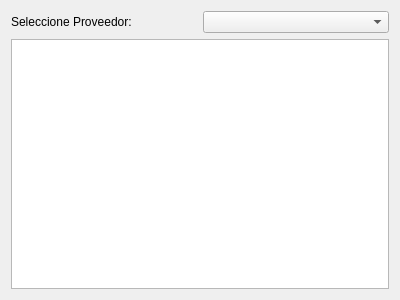
Old version of the form plugins/informes/compras/formresumencomprasproveedor.ui in the repository tranfuga25s/gestotux.
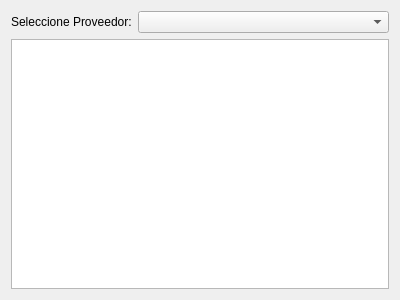
New version of the form. Custom widgets are drawn as their Qt base class.

Patch:
```diff
--- a/plugins/informes/compras/formresumencomprasproveedor.ui
+++ b/plugins/informes/compras/formresumencomprasproveedor.ui
@@ -24,7 +24,14 @@
       </widget>
      </item>
      <item>
-      <widget class="ECBProveedor" name="CBProveedor"/>
+      <widget class="ECBProveedor" name="CBProveedor">
+       <property name="sizePolicy">
+        <sizepolicy hsizetype="MinimumExpanding" vsizetype="Fixed">
+         <horstretch>0</horstretch>
+         <verstretch>0</verstretch>
+        </sizepolicy>
+       </property>
+      </widget>
      </item>
     </layout>
    </item>
```
